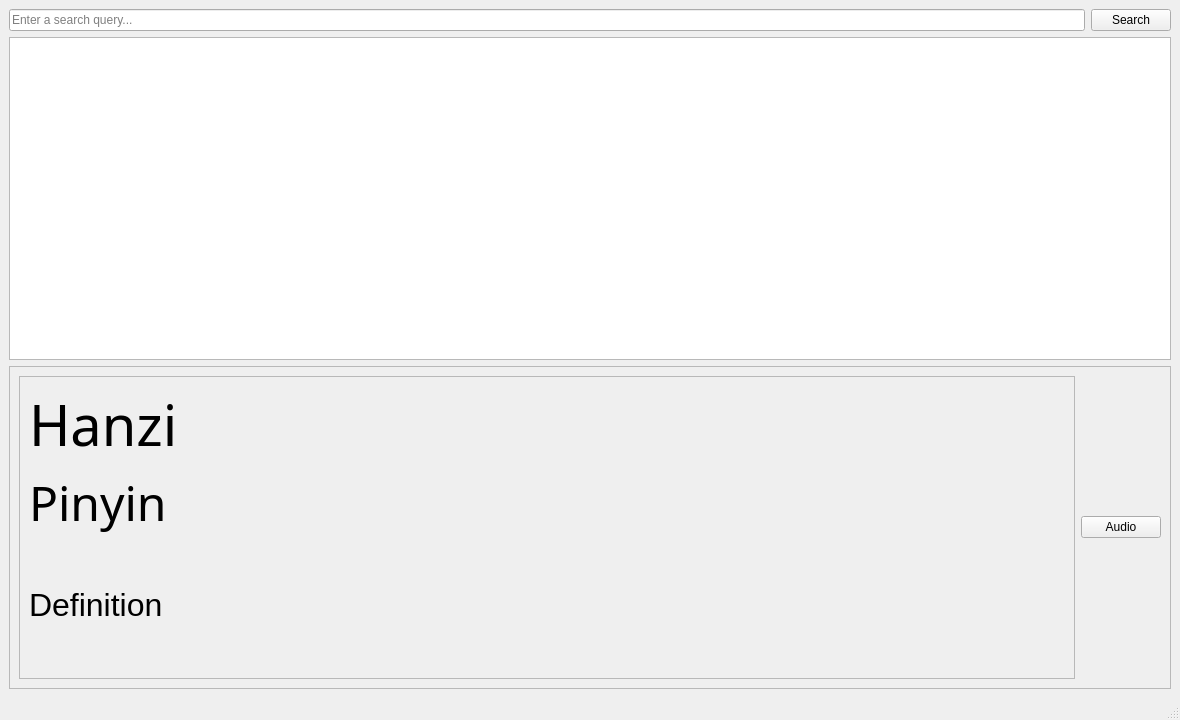
Above: res/ui/MainWindow.ui from mruiz42/cedict-qt before the change. Below: the same form after it.
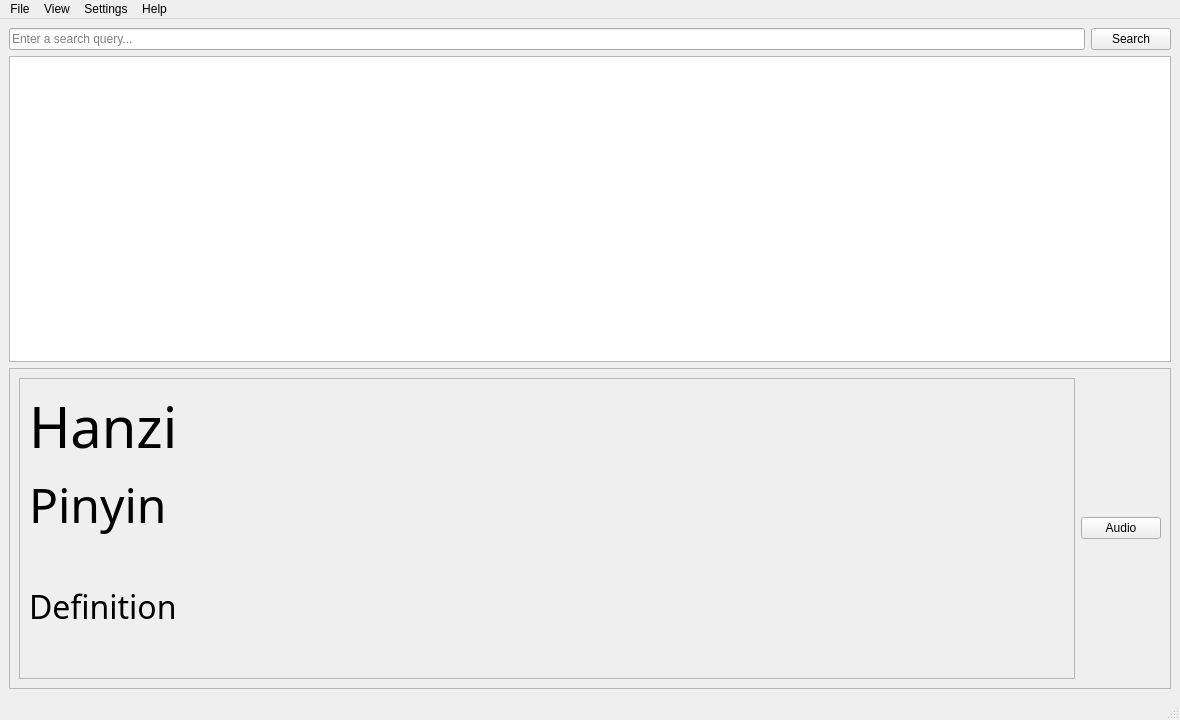
That is the form after the change.

```diff
--- a/res/ui/MainWindow.ui
+++ b/res/ui/MainWindow.ui
@@ -49,6 +49,11 @@
           <verstretch>0</verstretch>
          </sizepolicy>
         </property>
+        <property name="font">
+         <font>
+          <family>Noto Sans</family>
+         </font>
+        </property>
         <property name="alternatingRowColors">
          <bool>true</bool>
         </property>
@@ -58,9 +63,18 @@
         <property name="sortingEnabled">
          <bool>true</bool>
         </property>
+        <attribute name="horizontalHeaderShowSortIndicator" stdset="0">
+         <bool>true</bool>
+        </attribute>
+        <attribute name="horizontalHeaderStretchLastSection">
+         <bool>true</bool>
+        </attribute>
         <attribute name="verticalHeaderVisible">
          <bool>true</bool>
         </attribute>
+        <attribute name="verticalHeaderStretchLastSection">
+         <bool>false</bool>
+        </attribute>
        </widget>
       </item>
       <item>
@@ -105,7 +119,7 @@
                  </property>
                  <property name="font">
                   <font>
-                   <family>AR PL UKai CN</family>
+                   <family>Noto Sans</family>
                    <pointsize>42</pointsize>
                   </font>
                  </property>
@@ -136,7 +150,7 @@
                  </property>
                  <property name="font">
                   <font>
-                   <family>AR PL UKai CN</family>
+                   <family>Noto Sans</family>
                    <pointsize>36</pointsize>
                   </font>
                  </property>
@@ -183,6 +197,7 @@
                  </property>
                  <property name="font">
                   <font>
+                   <family>Noto Sans</family>
                    <pointsize>24</pointsize>
                   </font>
                  </property>
@@ -251,6 +266,35 @@
      <height>27</height>
     </rect>
    </property>
+   <widget class="QMenu" name="menuFile">
+    <property name="title">
+     <string>File</string>
+    </property>
+    <addaction name="actionExit"/>
+   </widget>
+   <widget class="QMenu" name="menuView">
+    <property name="title">
+     <string>View</string>
+    </property>
+   </widget>
+   <widget class="QMenu" name="menuSettings">
+    <property name="title">
+     <string>Settings</string>
+    </property>
+    <addaction name="actionPreferences"/>
+   </widget>
+   <widget class="QMenu" name="menuHelp">
+    <property name="title">
+     <string>Help</string>
+    </property>
+    <addaction name="separator"/>
+    <addaction name="actionQt_cedict_Help"/>
+    <addaction name="actionAbout"/>
+   </widget>
+   <addaction name="menuFile"/>
+   <addaction name="menuView"/>
+   <addaction name="menuSettings"/>
+   <addaction name="menuHelp"/>
   </widget>
   <widget class="QStatusBar" name="statusbar"/>
  </widget>
```
Left out of the diff: 26 changed lines with no effect on the pictures.
